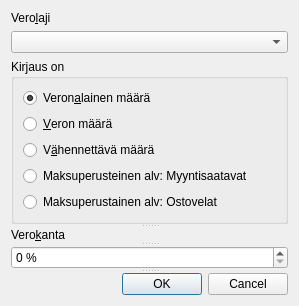
Before: the Qt Designer form kitupiikki/kirjaus/verodialogi.ui in artoh/kitupiikki, drawn with Qt 5.
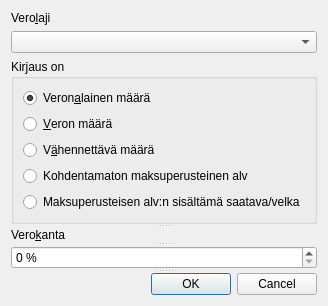
After: the same form once the commit is applied.

```diff
--- a/kitupiikki/kirjaus/verodialogi.ui
+++ b/kitupiikki/kirjaus/verodialogi.ui
@@ -64,14 +64,14 @@
        <item>
         <widget class="QRadioButton" name="maksuMyyntisaatava">
          <property name="text">
-          <string>Maksuperusteinen alv: Myyntisaatavat</string>
+          <string>Kohdentamaton maksuperusteinen alv</string>
          </property>
         </widget>
        </item>
        <item>
         <widget class="QRadioButton" name="maksuOstovelka">
          <property name="text">
-          <string>Maksuperustainen alv: Ostovelat</string>
+          <string>Maksuperusteisen alv:n sisältämä saatava/velka</string>
          </property>
         </widget>
        </item>
```
Left out of the diff: 68 changed lines with no effect on the pictures.
